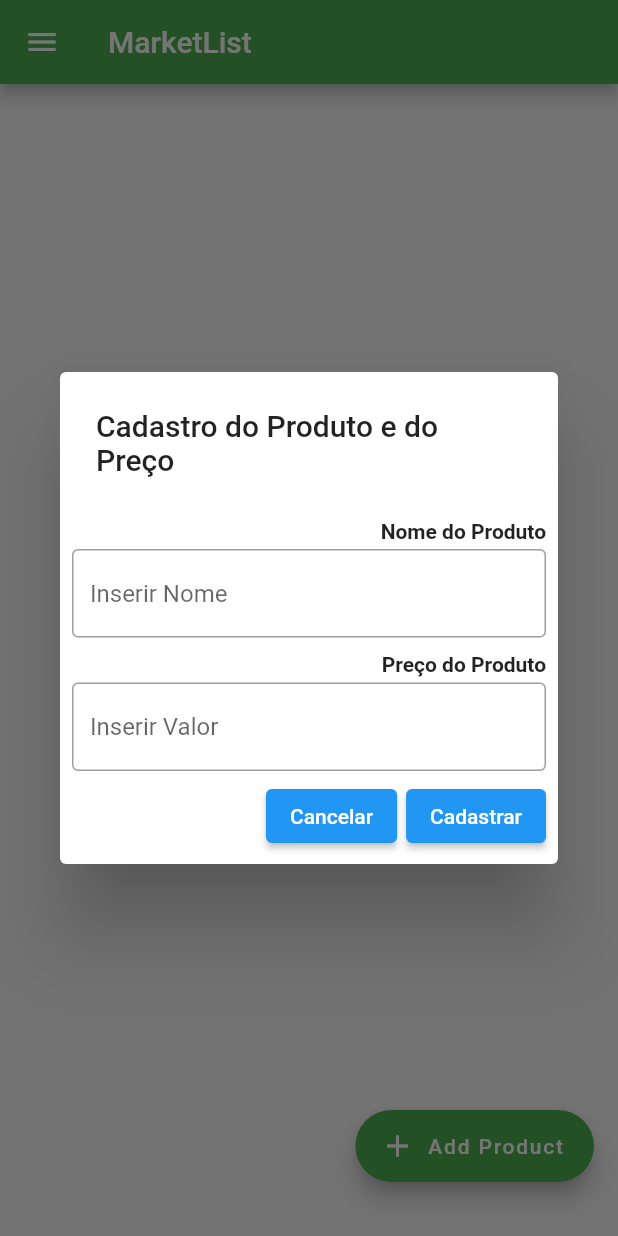
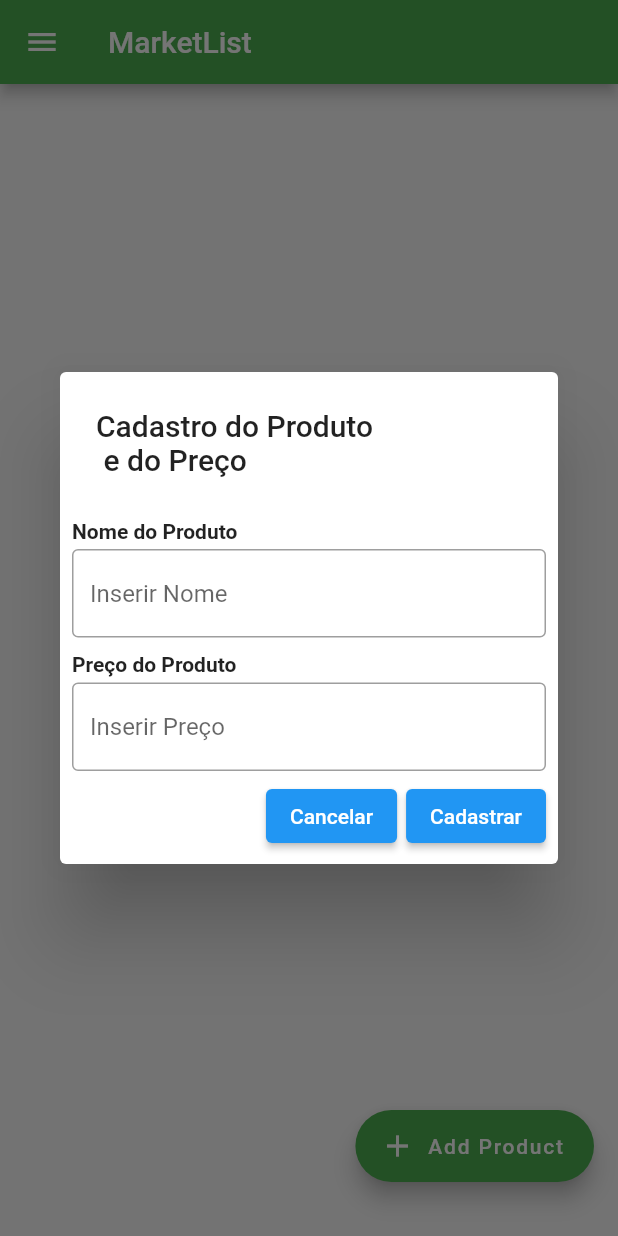
Before and after one commit to davidfffelix/marketlist, a Flutter app: the screen it shows after launch, after a tap on "Add Product", on a phone screen of 412 x 824 dp. Run offline on Flutter 3.47's test engine with Material 2 defaults, Android fonts, the phone set to English and light mode, and no system bars; our stand-ins replace get.

Commit message:
Initializing GetX

```diff
--- /dev/null
+++ b/lib/home_controller.dart
@@ -0,0 +1,5 @@
+import 'package:get/get.dart';
+
+class HomeController extends GetxController {
+
+}
--- a/lib/home_page.dart
+++ b/lib/home_page.dart
@@ -1,4 +1,6 @@
 import 'package:flutter/material.dart';
+import 'package:get/get.dart';
+import 'home_controller.dart';
 
 class HomePage extends StatefulWidget {
   const HomePage({super.key});
@@ -9,6 +11,8 @@ class HomePage extends StatefulWidget {
 
 class _HomePageState extends State<HomePage> {
   final List _shopping = [];
+
+  final HomeController controller = Get.put(HomeController());
 
   @override
   Widget build(BuildContext context) {
@@ -45,19 +49,23 @@ class _HomePageState extends State<HomePage> {
                 builder: (context) {
                   return AlertDialog(
                     title: const Text(
-                      'Cadastro do Produto e do Preço',
+                      'Cadastro do Produto\n e do Preço',
+                      textAlign: TextAlign.start,
                     ),
                     actions: [
                       const Padding(
                         padding: EdgeInsets.only(
                           bottom: 4,
                         ),
+                        child: Align(
+                          alignment: Alignment.centerLeft,
                           child: Text(
                             'Nome do Produto',
                             style: TextStyle(
                               fontWeight: FontWeight.bold,
                             ),
                             textAlign: TextAlign.start,
+                          ),
                         ),
                       ),
                       const TextField(
@@ -73,6 +81,8 @@ class _HomePageState extends State<HomePage> {
                         padding: EdgeInsets.only(
                           bottom: 4,
                         ),
+                        child: Align(
+                          alignment: Alignment.centerLeft,
                           child: Text(
                             'Preço do Produto',
                             style: TextStyle(
@@ -80,9 +90,10 @@ class _HomePageState extends State<HomePage> {
                             ),
                           ),
                         ),
+                      ),
                       const TextField(
                         decoration: InputDecoration(
-                          hintText: 'Inserir Valor',
+                          hintText: 'Inserir Preço',
                           border: OutlineInputBorder(),
                         ),
                       ),
```
Lines whose indentation alone changed are shown as unchanged.
